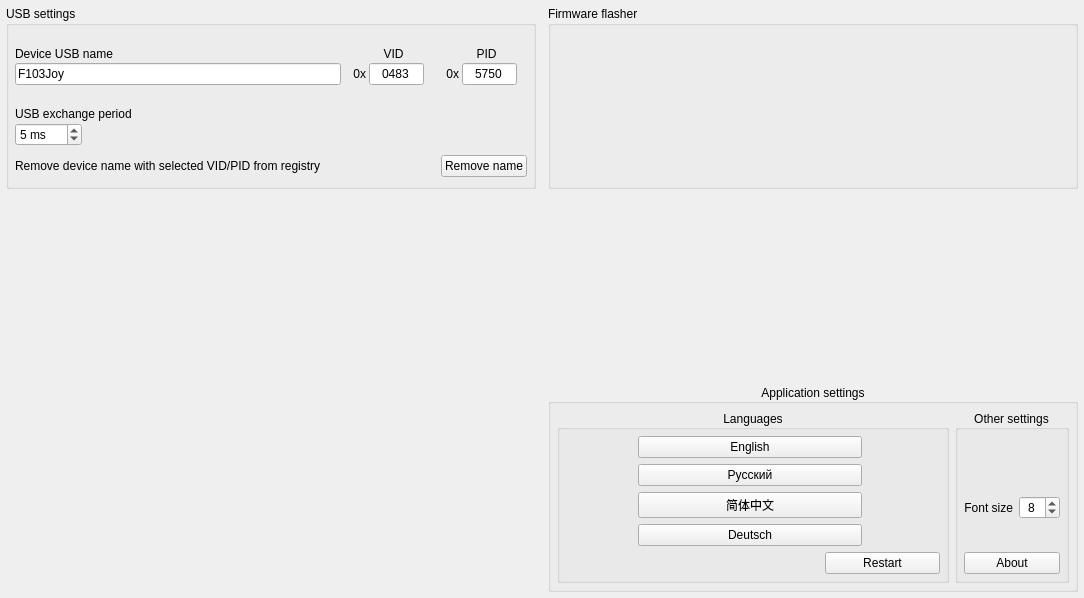
anpeaco/FreeJoyXConfiguratorQt, file src/widgets/adv-settings/advancedsettings.ui: the form before one commit.
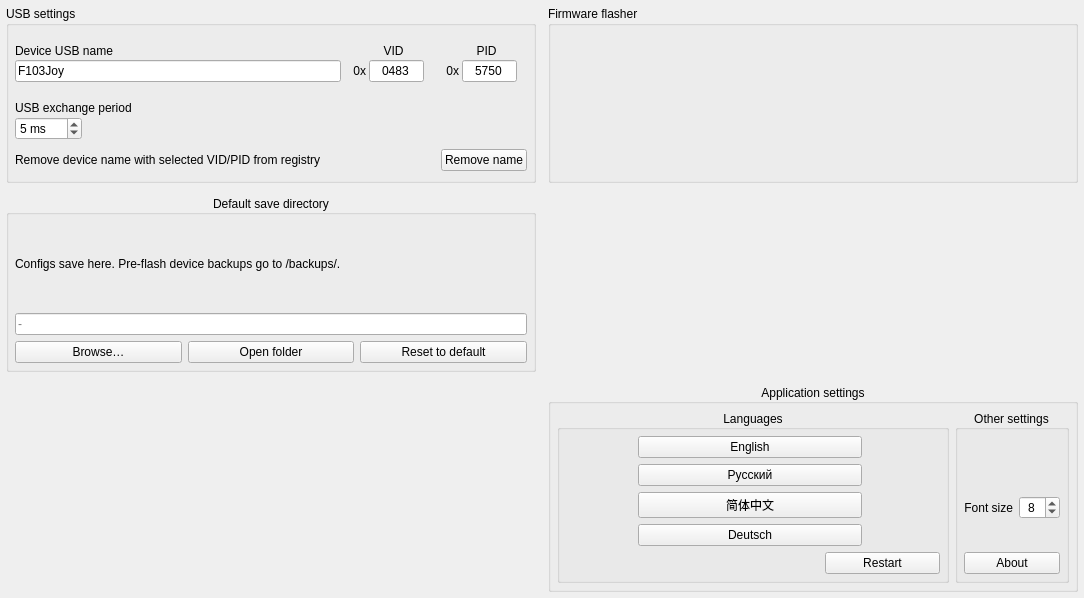
The form after the commit. Icons and pictures are not drawn. Custom widgets are drawn as their Qt base class.

Commit message: adv-settings: default save directory surface on the Advanced tab

```diff
--- a/src/widgets/adv-settings/advancedsettings.ui
+++ b/src/widgets/adv-settings/advancedsettings.ui
@@ -582,6 +582,57 @@
      </layout>
     </widget>
    </item>
+   <item row="1" column="0">
+    <widget class="QGroupBox" name="groupBox_SaveDir">
+     <property name="title">
+      <string>Default save directory</string>
+     </property>
+     <property name="alignment">
+      <set>Qt::AlignCenter</set>
+     </property>
+     <layout class="QVBoxLayout" name="layoutV_SaveDir">
+      <property name="leftMargin"><number>6</number></property>
+      <property name="topMargin"><number>6</number></property>
+      <property name="rightMargin"><number>6</number></property>
+      <property name="bottomMargin"><number>6</number></property>
+      <property name="spacing"><number>6</number></property>
+      <item>
+       <widget class="QLabel" name="label_SaveDirHint">
+        <property name="text">
+         <string>Configs save here. Pre-flash device backups go to &lt;path&gt;/backups/.</string>
+        </property>
+        <property name="wordWrap"><bool>true</bool></property>
+       </widget>
+      </item>
+      <item>
+       <widget class="QLineEdit" name="lineEdit_SaveDir">
+        <property name="readOnly"><bool>true</bool></property>
+        <property name="placeholderText"><string notr="true">-</string></property>
+       </widget>
+      </item>
+      <item>
+       <layout class="QHBoxLayout" name="layoutH_SaveDirButtons">
+        <property name="spacing"><number>6</number></property>
+        <item>
+         <widget class="QPushButton" name="pushButton_SaveDirBrowse">
+          <property name="text"><string>Browse…</string></property>
+         </widget>
+        </item>
+        <item>
+         <widget class="QPushButton" name="pushButton_SaveDirOpen">
+          <property name="text"><string>Open folder</string></property>
+         </widget>
+        </item>
+        <item>
+         <widget class="QPushButton" name="pushButton_SaveDirReset">
+          <property name="text"><string>Reset to default</string></property>
+         </widget>
+        </item>
+       </layout>
+      </item>
+     </layout>
+    </widget>
+   </item>
   </layout>
  </widget>
  <customwidgets>
```
The commit also changes 5 other files.
